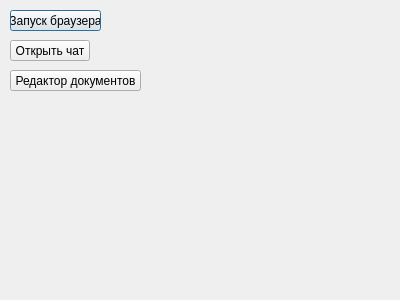
Above: appUI/dialog_app.ui from PanchukDima/pndbase before the change. Below: the same form after it.
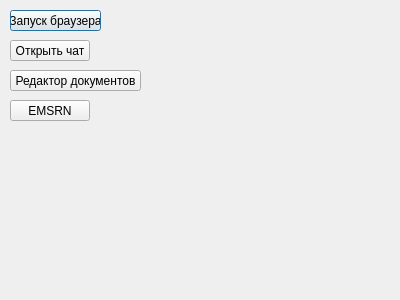
That is the form after the change.

Patch:
```diff
--- a/appUI/dialog_app.ui
+++ b/appUI/dialog_app.ui
@@ -52,6 +52,19 @@
     <string>Редактор документов</string>
    </property>
   </widget>
+  <widget class="QPushButton" name="pushButton_emsrn">
+   <property name="geometry">
+    <rect>
+     <x>10</x>
+     <y>100</y>
+     <width>80</width>
+     <height>21</height>
+    </rect>
+   </property>
+   <property name="text">
+    <string>EMSRN</string>
+   </property>
+  </widget>
  </widget>
  <resources/>
  <connections/>
```
